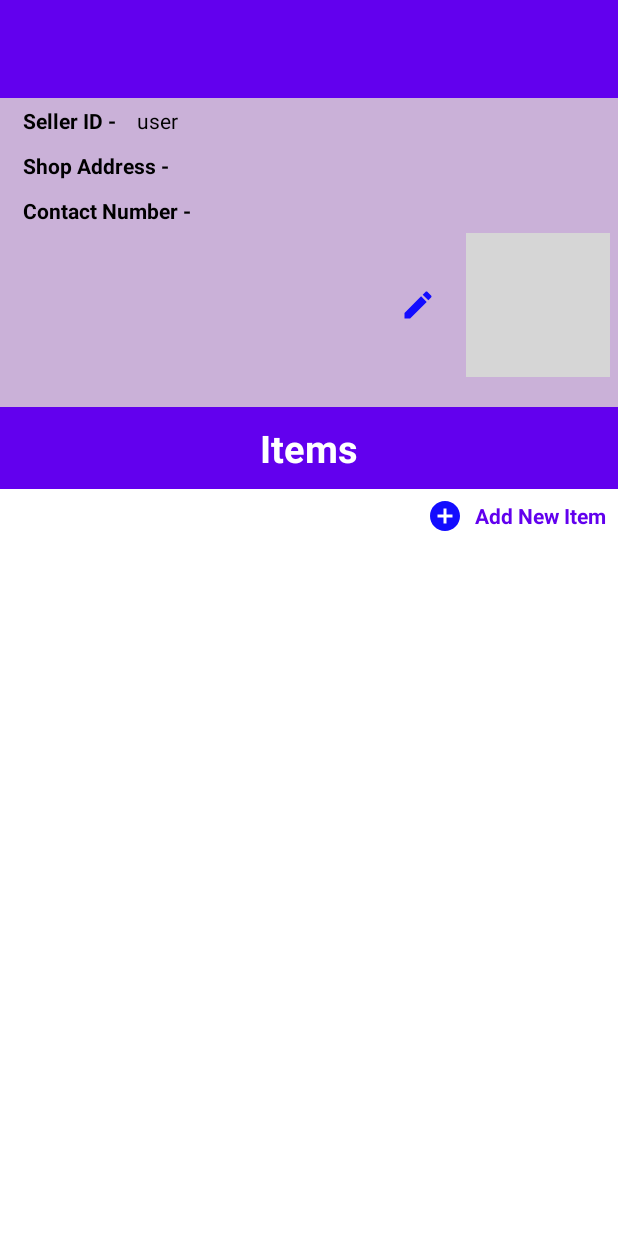
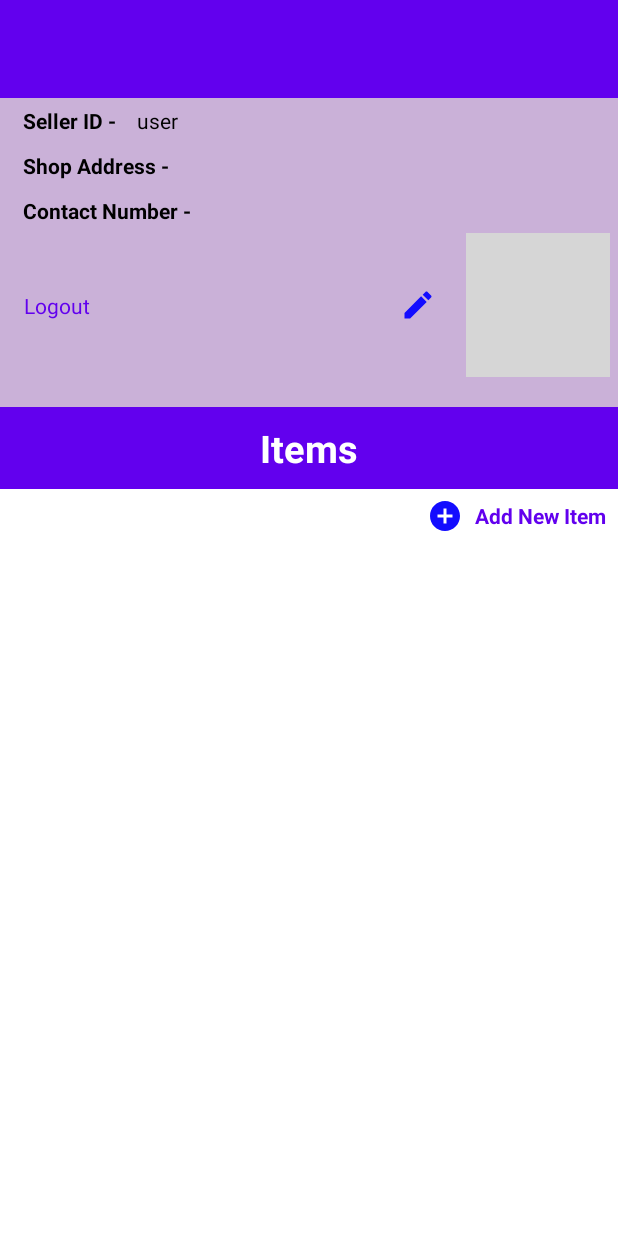
Before and after one commit to HashiniHerath/ape_dewal, an Android app: the StoreView screen opened directly, with no data from a screen before it, on a phone screen of 412 x 824 dp. Run offline under Robolectric (Android 15) with nearby library versions, the phone set to English and light mode, and no system bars; our stand-ins replace Firebase (no records; nobody signed in at launch, a user with empty details on screens opened directly); grey boxes are pictures that could not be loaded.

Commit message:
Seller Logout Done

```diff
--- a/app/src/main/java/com/example/apedeapp/BuyerDashboard.kt
+++ b/app/src/main/java/com/example/apedeapp/BuyerDashboard.kt
@@ -68,5 +68,7 @@ class BuyerDashboard : AppCompatActivity() {
             .addOnFailureListener{
                 Toast.makeText(this, it.toString() , Toast.LENGTH_SHORT).show()
             }
+
+
     }
 }
--- a/app/src/main/java/com/example/apedeapp/StoreView.kt
+++ b/app/src/main/java/com/example/apedeapp/StoreView.kt
@@ -17,6 +17,7 @@ import com.google.firebase.auth.FirebaseUser
 import com.google.firebase.firestore.FirebaseFirestore
 import com.google.firebase.firestore.ktx.firestore
 import com.google.firebase.ktx.Firebase
+import kotlin.math.log
 
 class StoreView : AppCompatActivity() {
 
@@ -37,6 +38,8 @@ class StoreView : AppCompatActivity() {
 
     private var database = Firebase.firestore
 
+    private lateinit var logOut: TextView
+
     @SuppressLint("MissingInflatedId")
     override fun onCreate(savedInstanceState: Bundle?) {
         super.onCreate(savedInstanceState)
@@ -52,6 +55,8 @@ class StoreView : AppCompatActivity() {
         shopAddress = findViewById(R.id.textView13)
         shopContactNumber = findViewById(R.id.textView14)
         addItemBtn = findViewById(R.id.textView6)
+
+        logOut = findViewById(R.id.textView22)
 
         editStoreBtn = findViewById(R.id.imageButton2)
         deleteStoreBtn = findViewById(R.id.imageButton)
@@ -135,6 +140,12 @@ class StoreView : AppCompatActivity() {
                 }
         }
 
+        logOut.setOnClickListener{
+            val intent = Intent(this, HelloYou::class.java)
+            this.startActivity(intent)
+            finish()
+        }
+
     }
 
     fun String.toEditable(): Editable =  Editable.Factory.getInstance().newEditable(this)
--- a/app/src/main/res/layout/activity_store_view.xml
+++ b/app/src/main/res/layout/activity_store_view.xml
@@ -117,6 +117,17 @@
             app:layout_constraintTop_toTopOf="@+id/imageButton"
             app:srcCompat="@drawable/ic_baseline_edit_24" />
 
+        <TextView
+            android:id="@+id/textView22"
+            android:layout_width="wrap_content"
+            android:layout_height="wrap_content"
+            android:layout_marginStart="16dp"
+            android:text="Logout"
+            android:textColor="@color/purple_500"
+            app:layout_constraintBottom_toBottomOf="@+id/imageButton2"
+            app:layout_constraintStart_toStartOf="parent"
+            app:layout_constraintTop_toTopOf="@+id/imageButton2" />
+
     </androidx.constraintlayout.widget.ConstraintLayout>
 
 
```
